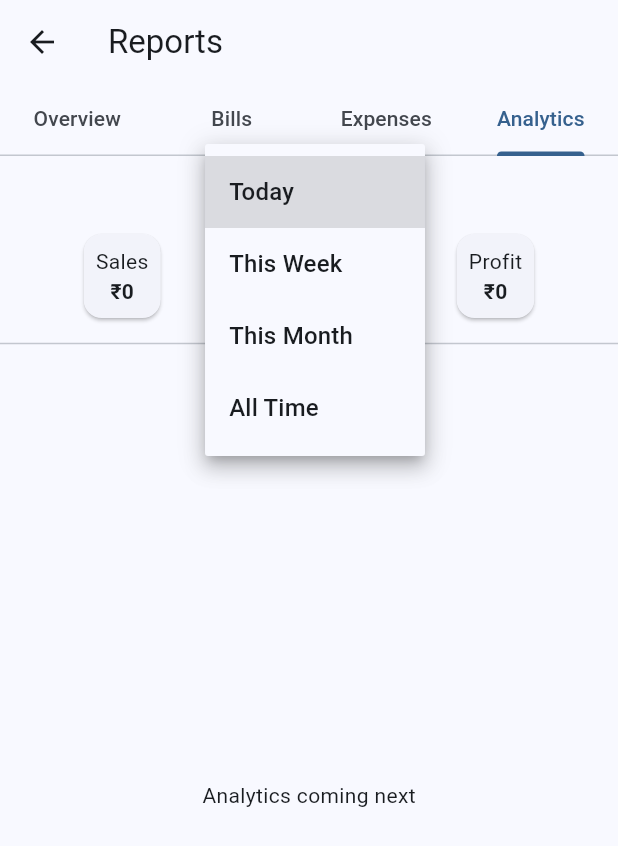
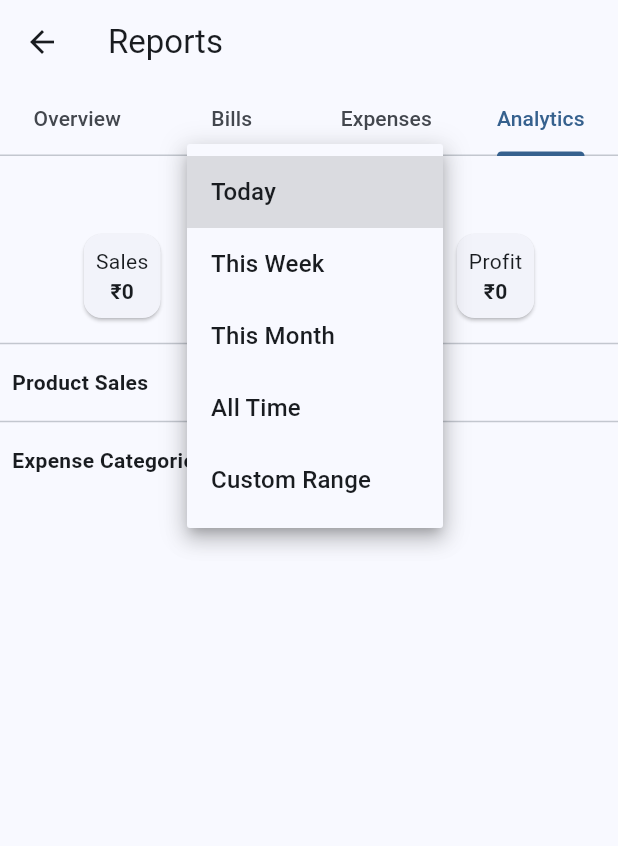
Before and after one commit to adhil948/flutter-new-pos-app, a Flutter app: the ReportsScreen screen opened directly, tab 4 chosen, after a tap on "Today", on a phone screen of 412 x 824 dp. Shown: the top 846 px of the screen. Run offline on Flutter 3.47's test engine with Material 3 defaults, Android fonts, the phone set to English and light mode, and no system bars; our stand-ins replace flutter_riverpod, pdf, printing, sqflite; accounts and stored records are empty.

Commit message:
Add product sales and category expense breakdown functionality to reports screen

```diff
--- a/adhils_pos/lib/data/datasources/local/bill_local_datasource.dart
+++ b/adhils_pos/lib/data/datasources/local/bill_local_datasource.dart
@@ -110,4 +110,23 @@ Future<void> deleteBill(int billId) async {
     whereArgs: [billId],
   );
 }
+
+
+Future<List<Map<String, dynamic>>> getProductSalesByRange(
+    DateTime start, DateTime end) async {
+
+  final db = await AppDatabase.instance.database;
+
+  return await db.rawQuery('''
+    SELECT p.name,
+           SUM(bi.quantity) as total_qty,
+           SUM(bi.quantity * bi.price) as total_amount
+    FROM bill_items bi
+    JOIN bills b ON bi.bill_id = b.id
+    JOIN products p ON bi.product_id = p.id
+    WHERE b.date >= ? AND b.date < ?
+    GROUP BY p.name
+    ORDER BY total_amount DESC
+  ''', [start.toIso8601String(), end.toIso8601String()]);
 }
+}
--- a/adhils_pos/lib/data/datasources/local/expense_local_datasource.dart
+++ b/adhils_pos/lib/data/datasources/local/expense_local_datasource.dart
@@ -54,4 +54,21 @@ Future<double> getTotalExpenseByRange(
   final value = result.first['total'];
   return value == null ? 0.0 : (value as num).toDouble();
 }
+
+Future<List<Map<String, dynamic>>> getCategoryExpenseBreakdown(
+    DateTime start, DateTime end) async {
+
+  final db = await AppDatabase.instance.database;
+
+  return await db.rawQuery('''
+    SELECT c.name,
+           SUM(e.amount) as total_amount
+    FROM expenses e
+    JOIN expense_categories c
+    ON e.category_id = c.id
+    WHERE e.date >= ? AND e.date < ?
+    GROUP BY c.name
+    ORDER BY total_amount DESC
+  ''', [start.toIso8601String(), end.toIso8601String()]);
 }
+}
--- a/adhils_pos/lib/data/repositories/bill_repository.dart
+++ b/adhils_pos/lib/data/repositories/bill_repository.dart
@@ -37,4 +37,10 @@ Future<Map<String, double>> getPaymentBreakdown(
     DateTime start, DateTime end) async {
   return await _localDataSource.getPaymentBreakdown(start, end);
 }
+
+Future<List<Map<String, dynamic>>> getProductSalesByRange(
+    DateTime start, DateTime end) async {
+  return await _localDataSource
+      .getProductSalesByRange(start, end);
 }
+}
--- a/adhils_pos/lib/data/repositories/expense_repository.dart
+++ b/adhils_pos/lib/data/repositories/expense_repository.dart
@@ -27,4 +27,10 @@ Future<double> getTotalExpenseByRange(
     DateTime start, DateTime end) async {
   return await _localDataSource.getTotalExpenseByRange(start, end);
 }
+
+Future<List<Map<String, dynamic>>> getCategoryExpenseBreakdown(
+    DateTime start, DateTime end) async {
+  return await _localDataSource
+      .getCategoryExpenseBreakdown(start, end);
 }
+}
--- a/adhils_pos/lib/presentation/screens/reports_screen.dart
+++ b/adhils_pos/lib/presentation/screens/reports_screen.dart
@@ -23,6 +23,7 @@ class _ReportsScreenState
   double totalSales = 0;
   double totalExpenses = 0;
   double profit = 0;
+  DateTimeRange? customRange;
 
   Map<String, double> paymentBreakdown = {};
 
@@ -38,6 +39,10 @@ class _ReportsScreenState
 
 DateTimeRange getRange() {
   final now = DateTime.now();
+
+  if (selectedFilter == "Custom" && customRange != null) {
+    return customRange!;
+  }
 
   if (selectedFilter == "Today") {
     final start = DateTime(now.year, now.month, now.day);
@@ -97,6 +102,8 @@ class _ReportsScreenState
         await billRepo.getPaymentBreakdown(
             range.start, range.end);
 
+
+
     setState(() {
       totalBills = summary['total_bills'] ?? 0;
       totalSales =
@@ -132,23 +139,42 @@ class _ReportsScreenState
 DropdownButton<String>(
   value: selectedFilter,
   items: const [
-              DropdownMenuItem(
-                  value: "Today", child: Text("Today")),
-              DropdownMenuItem(
-                  value: "This Week",
-                  child: Text("This Week")),
-              DropdownMenuItem(
-                  value: "This Month",
-                  child: Text("This Month")),
-              DropdownMenuItem(
-                  value: "All Time",
-                  child: Text("All Time")),
+    DropdownMenuItem(value: "Today", child: Text("Today")),
+    DropdownMenuItem(value: "This Week", child: Text("This Week")),
+    DropdownMenuItem(value: "This Month", child: Text("This Month")),
+    DropdownMenuItem(value: "All Time", child: Text("All Time")),
+    DropdownMenuItem(value: "Custom", child: Text("Custom Range")),
   ],
-            onChanged: (value) {
+  onChanged: (value) async {
+    if (value == null) return;
+
+    if (value == "Custom") {
+
+      final picked = await showDateRangePicker(
+        context: context,
+        firstDate: DateTime(2000),
+        lastDate: DateTime(2100),
+        initialDateRange: customRange,
+      );
+
+      if (picked != null) {
         setState(() {
-                selectedFilter = value!;
+          selectedFilter = "Custom";
+          customRange = picked;
         });
+
         loadReport();
+      }
+
+    } else {
+
+      setState(() {
+        selectedFilter = value;
+        customRange = null;
+      });
+
+      loadReport();
+    }
   },
 ),
 
@@ -186,9 +212,66 @@ class _ReportsScreenState
                 buildOverview(),
                 buildBills(),
                 buildExpenses(),
-                const Center(
-                    child: Text(
-                        "Analytics coming next")),
+                FutureBuilder(
+  future: Future.wait([
+    ref.read(billRepositoryProvider)
+        .getProductSalesByRange(
+            getRange().start, getRange().end),
+    ref.read(expenseRepositoryProvider)
+        .getCategoryExpenseBreakdown(
+            getRange().start, getRange().end),
+  ]),
+  builder: (context, snapshot) {
+
+    if (!snapshot.hasData) {
+      return const Center(
+          child: CircularProgressIndicator());
+    }
+
+    final productSales =
+        snapshot.data![0] as List<Map<String, dynamic>>;
+
+    final categoryExpenses =
+        snapshot.data![1] as List<Map<String, dynamic>>;
+
+    return ListView(
+      children: [
+
+        const Padding(
+          padding: EdgeInsets.all(8),
+          child: Text("Product Sales",
+              style: TextStyle(
+                  fontWeight: FontWeight.bold)),
+        ),
+
+        ...productSales.map((p) =>
+            ListTile(
+              title: Text(p['name']),
+              subtitle:
+                  Text("Qty: ${p['total_qty']}"),
+              trailing: Text(
+                  "₹${p['total_amount']}"),
+            )),
+
+        const Divider(),
+
+        const Padding(
+          padding: EdgeInsets.all(8),
+          child: Text("Expense Categories",
+              style: TextStyle(
+                  fontWeight: FontWeight.bold)),
+        ),
+
+        ...categoryExpenses.map((c) =>
+            ListTile(
+              title: Text(c['name']),
+              trailing: Text(
+                  "₹${c['total_amount']}"),
+            )),
+      ],
+    );
+  },
+),
               ],
             ),
           )
```
Lines whose indentation alone changed are shown as unchanged.
